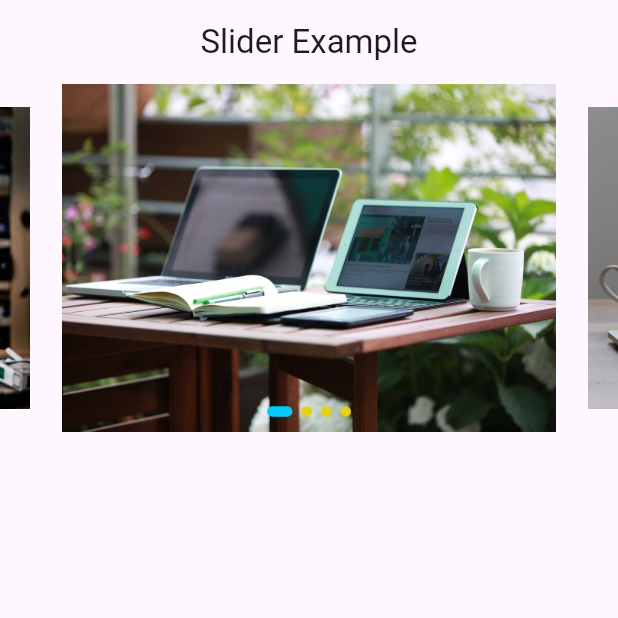
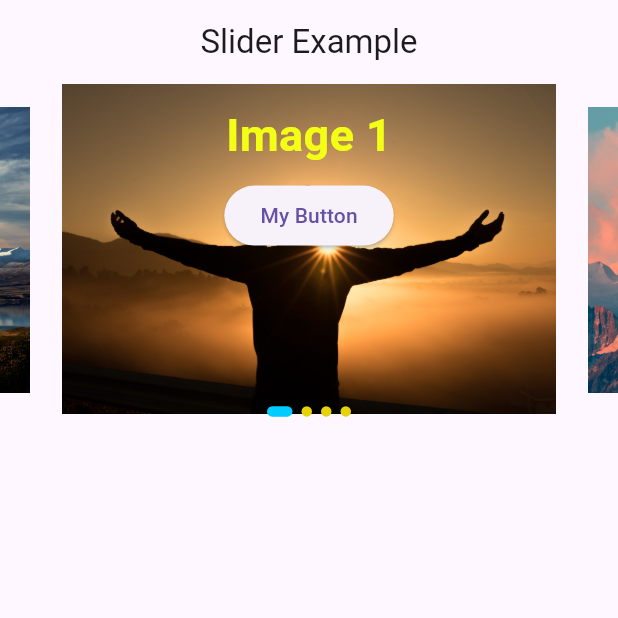
Before and after one commit to tnilesh13/ImageSliderFlutter, a Flutter app: the screen it shows after launch, on a phone screen of 412 x 824 dp, the top half of it. Run offline on Flutter 3.47's test engine with Material 3 defaults, Android fonts, the phone set to English and light mode, and no system bars; drawn by our look-alikes of carousel_slider.

Commit message:
Image Slider screens

```diff
--- a/lib/image_slider/image_slider.dart
+++ b/lib/image_slider/image_slider.dart
@@ -1,5 +1,8 @@
 import 'package:carousel_slider/carousel_slider.dart';
 import 'package:flutter/material.dart';
+import 'package:flutter_all_basics/image_slider/image1.dart';
+import 'package:flutter_all_basics/image_slider/image_with_text.dart';
+import 'package:flutter_all_basics/image_slider/image_with_text_button.dart';
 
 class ImageSlider extends StatefulWidget {
   const ImageSlider({super.key});
@@ -9,11 +12,19 @@ class ImageSlider extends StatefulWidget {
 
 class _ImageSliderState extends State<ImageSlider> {
   List imagesList = [
-    {"id": 1, "image_path": "assets/images/1.jpg"},
-    {"id": 2, "image_path": "assets/images/2.jpg"},
-    {"id": 3, "image_path": "assets/images/3.jpg"},
-    {"id": 4, "image_path": "assets/images/4.jpg"},
+    {"id": 1, "image_path": "assets/images/m1.jpg"},
+    {"id": 2, "image_path": "assets/images/m2.jpg"},
+    {"id": 3, "image_path": "assets/images/m3.jpg"},
+    {"id": 4, "image_path": "assets/images/m4.jpg"},
   ];
+  List imagesListWithText = [
+    {"id": 1, "image_path": "assets/images/m1.jpg", "text1":"Image 1"},
+    {"id": 2, "image_path": "assets/images/m2.jpg", "text1":"Image 2"},
+    {"id": 3, "image_path": "assets/images/m3.jpg", "text1":"Image 3"},
+    {"id": 4, "image_path": "assets/images/m4.jpg", "text1":"Image 4"},
+  ];
+
+
   final CarouselController carouselController = CarouselController();
 
   int currentIndex = 0;
@@ -31,20 +42,25 @@ class _ImageSliderState extends State<ImageSlider> {
               InkWell(
                 onTap: () {},
                 child: CarouselSlider(
-                  items: imagesList
-                      .map((image) => Image.asset(
-                            image["image_path"],
-                            fit: BoxFit.cover,
-                            width: double.infinity,
-                          ))
+                  // items: [
+                  //   Image.network("https://unsplash.com/photos/a-person-standing-on-top-of-a-mountain-under-a-cloudy-sky-Ah3ir6fxfqg")
+                  // ],
+                  items: imagesListWithText
+                      // .map((image) => Image.asset(
+                      //       image["image_path"],
+                      //       fit: BoxFit.cover,
+                      //       width: double.infinity,
+                      //     )
+                      //   )
+                      .map((image) => ImageWithTextButton(image))
                       .toList(),
                   carouselController: carouselController,
                   options: CarouselOptions(
-                      // height: 180.0,
+                      // height: 200.0,
                       enlargeCenterPage: true,
                       autoPlay: true,
                       aspectRatio: 16 / 9,
-                      autoPlayCurve: Curves.fastOutSlowIn,
+                      autoPlayCurve: Curves.easeOutCirc,
                       enableInfiniteScroll: true,
                       viewportFraction: 0.8,
                       autoPlayAnimationDuration: Duration(milliseconds: 800),
--- /dev/null
+++ b/lib/image_slider/image_with_text_button.dart
@@ -0,0 +1,51 @@
+import 'package:flutter/material.dart';
+
+class ImageWithTextButton extends StatelessWidget {
+  // Map<String, dynamic> imageee;
+  dynamic imageee;
+  ImageWithTextButton(this.imageee);
+
+  @override
+  Widget build(BuildContext context) {
+    // print("imageee $imageee");
+    return Scaffold(
+        body: Column(children: [
+      Stack(
+        children: [
+          Image.asset(
+            imageee["image_path"],
+            fit: BoxFit.cover,
+            width: double.infinity,
+          ),
+          Positioned(
+              bottom: 100,
+              left: 0,
+              right: 0,
+              child:
+                Column(
+                  children: [
+                    Row(mainAxisAlignment: MainAxisAlignment.center, children: [
+                      Text(imageee["text1"],
+                          style: TextStyle(
+                              backgroundColor: Colors.transparent,
+                              color: Color.fromARGB(255, 243, 255, 21),
+                              fontSize: 30,
+                             fontWeight: FontWeight.bold)),
+                                  ]
+                      ),
+                    Padding(
+                      padding: const EdgeInsets.all(8.0),
+                      child: Row(mainAxisAlignment: MainAxisAlignment.center,
+                       children: [
+                         ElevatedButton(onPressed: (){}, child: Text("My Button")),
+                         ]
+                        ),
+                    ),
+                  ],
+                )
+              )
+        ],
+      )
+    ]));
+  }
+}
```
Also changed, not shown: lib/image_slider/image1.dart (added, +26 -0 lines), lib/image_slider/image_with_text.dart (added, +37 -0 lines), assets/images/m1.jpg (added), assets/images/m2.jpg (added), assets/images/m3.jpg (added), assets/images/m4.jpg (added).
